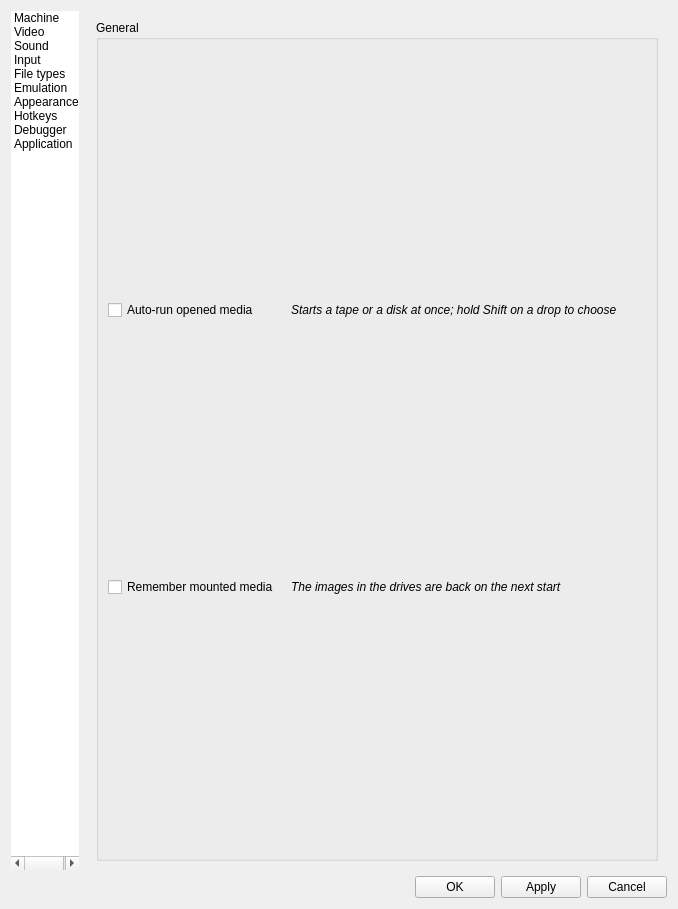
Above: ui/setupwin.ui from Volutar/xpeccy-plus before the change. Below: the same form after it.
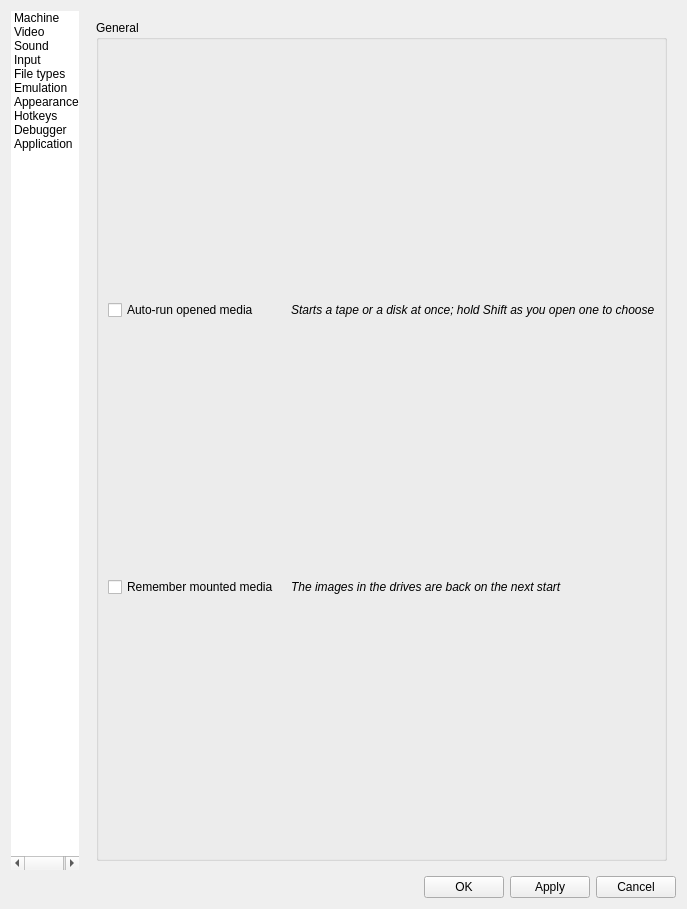
That is the form after the change. The open tabs and pages were chosen to show the change. Icons and pictures are not drawn. Custom widgets are drawn as their Qt base class.

Commit message: Open: Shift held as the file dialog closes asks whether to run the file or only put it in

```diff
--- a/ui/setupwin.ui
+++ b/ui/setupwin.ui
@@ -2475,7 +2475,7 @@
                </font>
               </property>
               <property name="text">
-               <string>Starts a tape or a disk at once; hold Shift on a drop to choose</string>
+               <string>Starts a tape or a disk at once; hold Shift as you open one to choose</string>
               </property>
              </widget>
             </item>
```
The commit also changes 2 other files.
